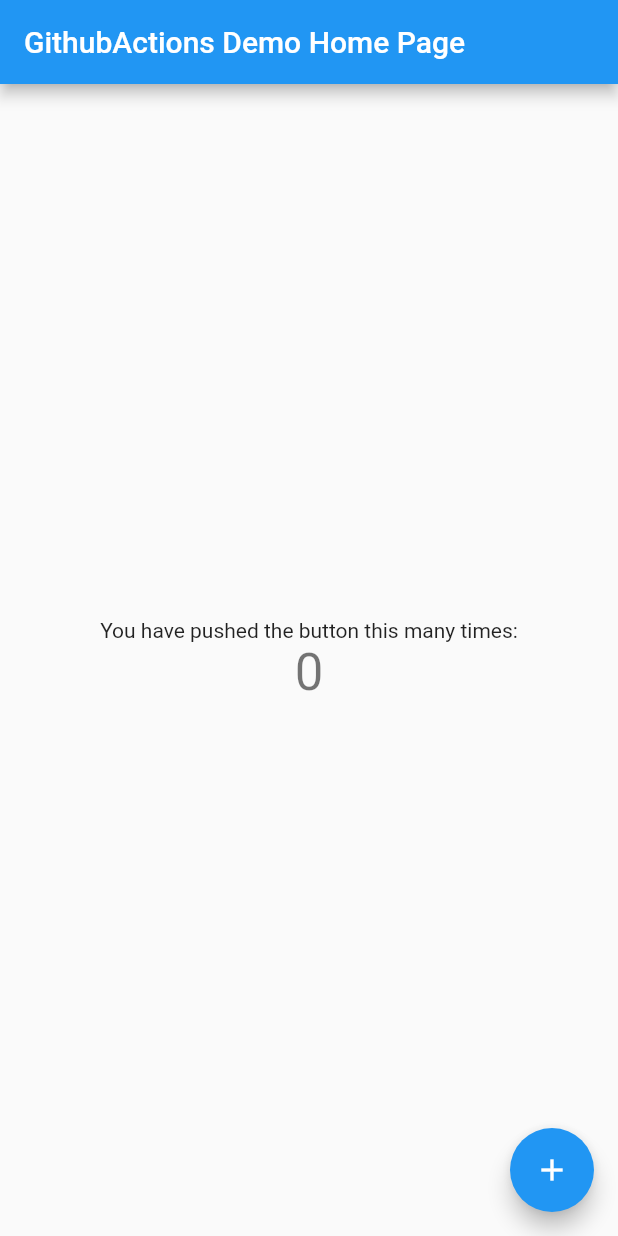
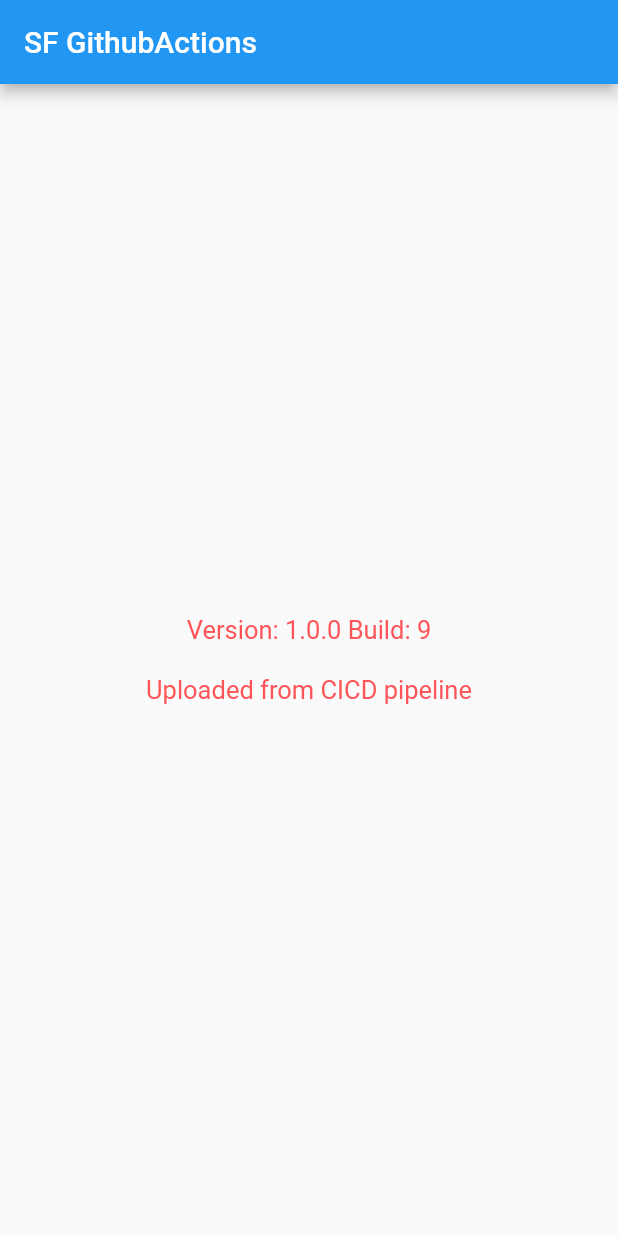
Before and after one commit to sagarfaldu17/GithubActions, a Flutter app: the screen it shows after launch, on a phone screen of 412 x 824 dp. Run offline on Flutter 3.47's test engine with Material 2 defaults, Android fonts, the light colour scheme and no system bars; our stand-ins replace google_fonts, package_info_plus, url_launcher_web; missing offline and left inert: app_version, package_info_plus_web.

Commit message:
feat(): update yaml21

```diff
--- /dev/null
+++ b/lib/generated_plugin_registrant.dart
@@ -0,0 +1,18 @@
+//
+// Generated file. Do not edit.
+//
+
+// ignore_for_file: directives_ordering
+// ignore_for_file: lines_longer_than_80_chars
+
+import 'package:package_info_plus_web/package_info_plus_web.dart';
+import 'package:url_launcher_web/url_launcher_web.dart';
+
+import 'package:flutter_web_plugins/flutter_web_plugins.dart';
+
+// ignore: public_member_api_docs
+void registerPlugins(Registrar registrar) {
+  PackageInfoPlugin.registerWith(registrar);
+  UrlLauncherPlugin.registerWith(registrar);
+  registrar.registerMessageHandler();
+}
--- a/lib/main.dart
+++ b/lib/main.dart
@@ -1,4 +1,9 @@
+import 'dart:io';
+
 import 'package:flutter/material.dart';
+import 'package:app_version/src/loading.dart';
+import 'package:package_info_plus/package_info_plus.dart';
+import 'package:google_fonts/google_fonts.dart';
 
 void main() {
   runApp(const MyApp());
@@ -15,7 +20,7 @@
       theme: ThemeData(
         primarySwatch: Colors.blue,
       ),
-      home: const MyHomePage(title: 'GithubActions Demo Home Page'),
+      home: const MyHomePage(title: 'SF GithubActions'),
     );
   }
 }
@@ -30,13 +35,6 @@
 }
 
 class _MyHomePageState extends State<MyHomePage> {
-  int _counter = 0;
-
-  void _incrementCounter() {
-    setState(() {
-      _counter++;
-    });
-  }
 
   @override
   Widget build(BuildContext context) {
@@ -45,23 +43,37 @@
         title: Text(widget.title),
       ),
       body: Center(
-        child: Column(
-          mainAxisAlignment: MainAxisAlignment.center,
-          children: <Widget>[
-            const Text(
-              'You have pushed the button this many times:',
-            ),
-            Text(
-              '$_counter',
-              style: Theme.of(context).textTheme.headline4,
-            ),
-          ],
+        child: FutureBuilder(
+          future: PackageInfo.fromPlatform(),
+          builder: (context, AsyncSnapshot snapshot) {
+            if (!snapshot.hasData) {
+              return const Loading();
+            }
+            final packageInfo = snapshot.data;
+            return Column(
+              mainAxisAlignment: MainAxisAlignment.center,
+              children: [
+                Text(
+                  'Version: ${packageInfo.version} Build: ${packageInfo.buildNumber}',
+                  textAlign: TextAlign.center,
+                  style: GoogleFonts.roboto(
+                      color: const Color(0xFFff5558),
+                      fontSize: 17,
+                      fontWeight: FontWeight.w400),
+                ),
+                const SizedBox(height: 20,),
+                Text(
+                  'Uploaded from CICD pipeline',
+                  textAlign: TextAlign.center,
+                  style: GoogleFonts.roboto(
+                      color: const Color(0xFFff5558),
+                      fontSize: 17,
+                      fontWeight: FontWeight.w400),
+                )
+              ],
+            );
+          },
         ),
-      ),
-      floatingActionButton: FloatingActionButton(
-        onPressed: _incrementCounter,
-        tooltip: 'Increment',
-        child: const Icon(Icons.add),
       ),
     );
   }
--- a/pubspec.yaml
+++ b/pubspec.yaml
@@ -12,8 +12,9 @@
   flutter:
     sdk: flutter
 
-
   cupertino_icons: ^1.0.2
+  app_version: ^0.0.2
+  google_fonts: 2.2.0
 
 dev_dependencies:
   flutter_test:
```
Also changed, not shown: 11 other files.
